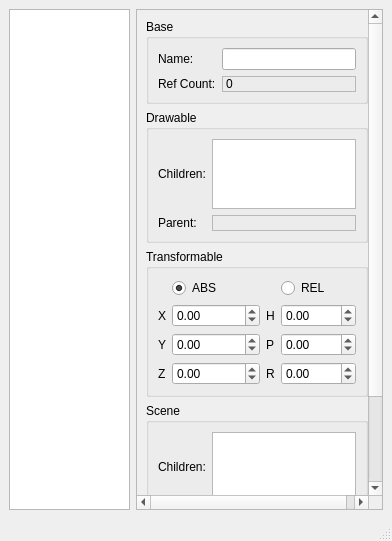
Qt form delta3d/src/dtInspectorQt/dtinspectorqt.ui (delta3d/delta3d) before a commit.
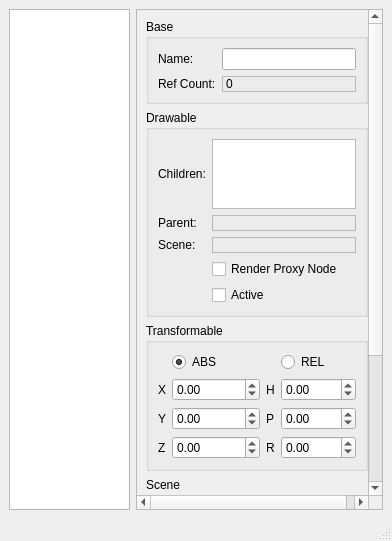
The same form after that commit.

Commit message: Added RenderProxyNode and SetActive UI controls for dtInspectorQt DeltaDrawable panel.

```diff
--- a/delta3d/src/dtInspectorQt/dtinspectorqt.ui
+++ b/delta3d/src/dtInspectorQt/dtinspectorqt.ui
@@ -54,9 +54,9 @@
        <property name="geometry" >
         <rect>
          <x>0</x>
-         <y>-71</y>
+         <y>0</y>
          <width>229</width>
-         <height>536</height>
+         <height>606</height>
         </rect>
        </property>
        <layout class="QVBoxLayout" name="verticalLayout_4" >
@@ -153,6 +153,37 @@
              </property>
             </widget>
            </item>
+           <item row="4" column="0" >
+            <widget class="QLabel" name="label_14" >
+             <property name="text" >
+              <string>Scene:</string>
+             </property>
+            </widget>
+           </item>
+           <item row="4" column="1" >
+            <widget class="QLabel" name="drawableParentSceneLabel" >
+             <property name="frameShape" >
+              <enum>QFrame::StyledPanel</enum>
+             </property>
+             <property name="text" >
+              <string/>
+             </property>
+            </widget>
+           </item>
+           <item row="6" column="1" >
+            <widget class="QCheckBox" name="drawableActiveToggle" >
+             <property name="text" >
+              <string>Active</string>
+             </property>
+            </widget>
+           </item>
+           <item row="5" column="1" >
+            <widget class="QCheckBox" name="drawableProxyNodeToggle" >
+             <property name="text" >
+              <string>Render Proxy Node</string>
+             </property>
+            </widget>
+           </item>
           </layout>
          </widget>
         </item>
```
The commit also changes 2 other files.
